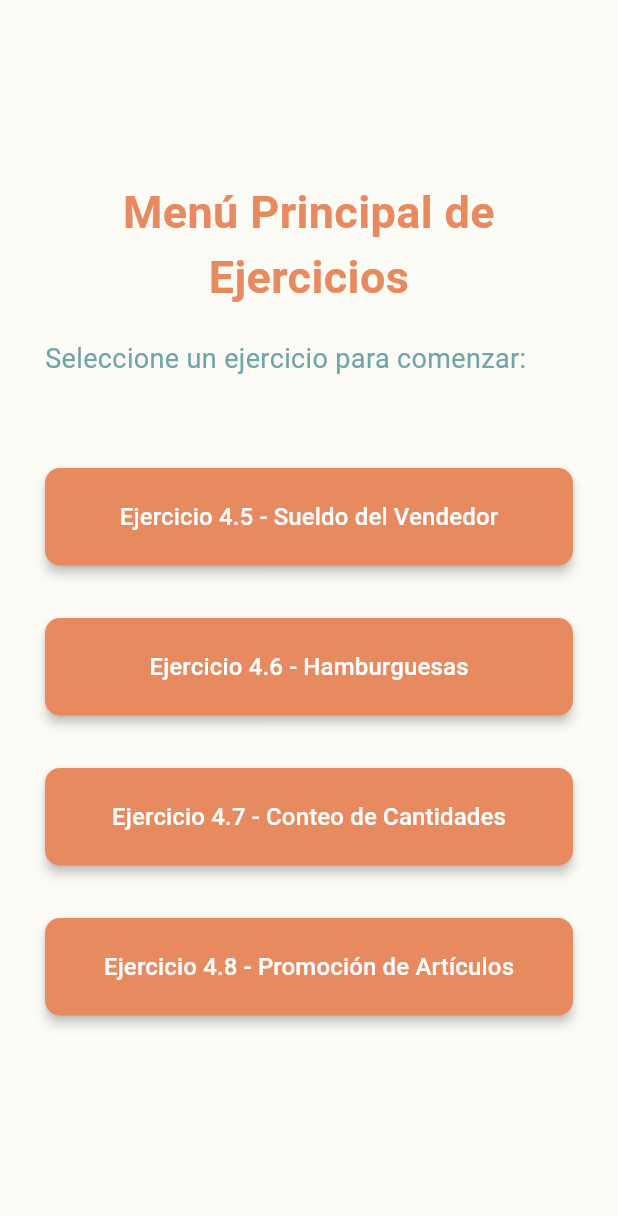
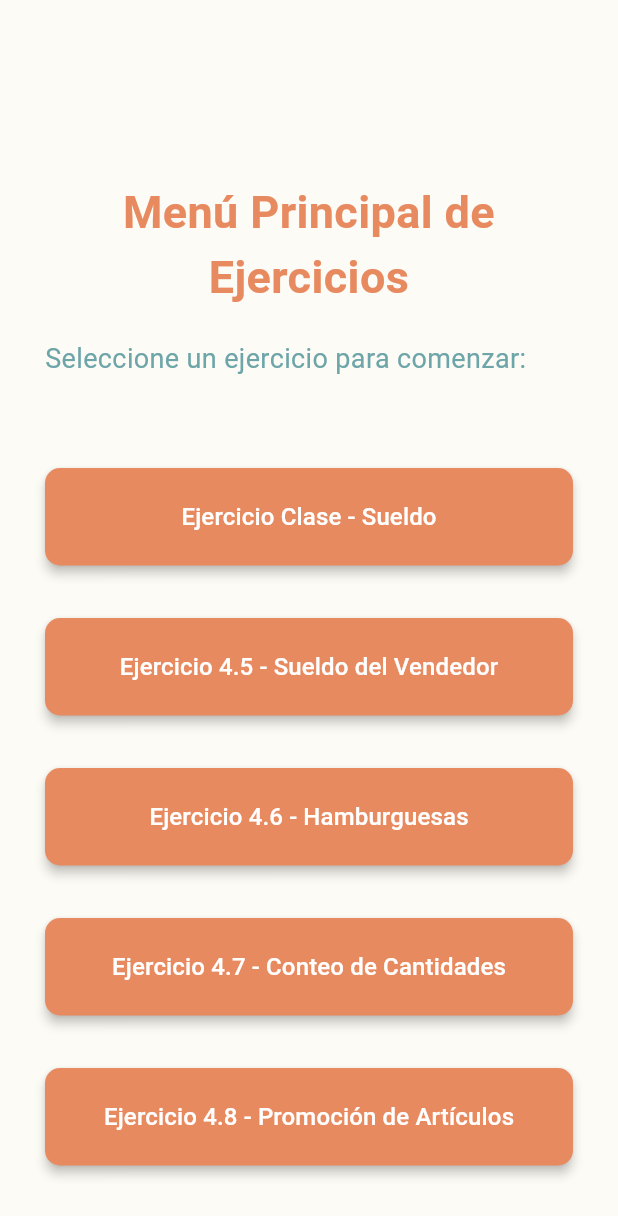
Before and after one commit to eduardo2704garcia/Laboratorio2_AplicacionesMoviles, a Flutter app: the screen it shows after launch, on a phone screen of 412 x 824 dp. Shown: the top 1216 px of the screen. Run offline on Flutter 3.47's test engine with Material 3 defaults, Android fonts, the phone set to English and light mode, and no system bars.

Commit message:
Ejercicio en clases

```diff
--- a/laboratorio_2/lib/main.dart
+++ b/laboratorio_2/lib/main.dart
@@ -1,9 +1,11 @@
 import 'package:flutter/material.dart';
+import 'package:laboratorio_2/views/venta_page_view.dart';
 import 'views/salario_view.dart';
 import 'views/hamburguesa_view.dart';
 import 'views/numeros_view.dart';
 import 'views/promocion_view.dart';
 import 'widgets/Organismos/MainMenuOrganism.dart';
+import 'views/resultado_venta_view.dart';
 
 void main() {
   runApp(MyApp());
@@ -22,6 +24,8 @@ class MyApp extends StatelessWidget {
       initialRoute: '/',
       routes: {
         '/': (context) => MenuPrincipal(),
+        'ventas': (context) => PaginaView(),
+        '/resultado': (context) => ResultadoView(),
         'salario': (context) => SalarioView(),
         'hamburguesa': (context) => HamburguesaView(),
         'numeros': (context) => NumerosView(),
--- a/laboratorio_2/lib/widgets/Organismos/MainMenuOrganism.dart
+++ b/laboratorio_2/lib/widgets/Organismos/MainMenuOrganism.dart
@@ -17,7 +17,7 @@ class MainMenuOrganism extends StatelessWidget {
           const Text(
             'Menú Principal de Ejercicios',
             style: TextStyle(
-              fontSize: 30, // Ajusta según sea necesario
+              fontSize: 30,
               fontWeight: FontWeight.bold,
               color: Color(0xFFE88A60),
             ),
@@ -26,13 +26,15 @@ class MainMenuOrganism extends StatelessWidget {
           const SizedBox(height: 20),
           const Text(
             'Seleccione un ejercicio para comenzar:',
-            style: TextStyle(
-              fontSize: 18, // Ajusta según sea necesario
-              color: Color(0xFF6DA5A9),
-            ),
+            style: TextStyle(fontSize: 18, color: Color(0xFF6DA5A9)),
             textAlign: TextAlign.left,
           ),
           const SizedBox(height: 60),
+          BotonCalcular(
+            label: 'Ejercicio Clase - Sueldo',
+            onPressed: () => Navigator.pushNamed(context, 'ventas'),
+          ),
+          const SizedBox(height: 35),
           BotonCalcular(
             label: 'Ejercicio 4.5 - Sueldo del Vendedor',
             onPressed: () => Navigator.pushNamed(context, 'salario'),
```
Also changed, not shown: laboratorio_2/lib/controllers/vendedor_controlller.dart (added, +28 -0 lines), laboratorio_2/lib/models/vendedor_model.dart (added, +27 -0 lines), laboratorio_2/lib/views/resultado_venta_view.dart (added, +21 -0 lines), laboratorio_2/lib/views/venta_page_view.dart (added, +53 -0 lines).
